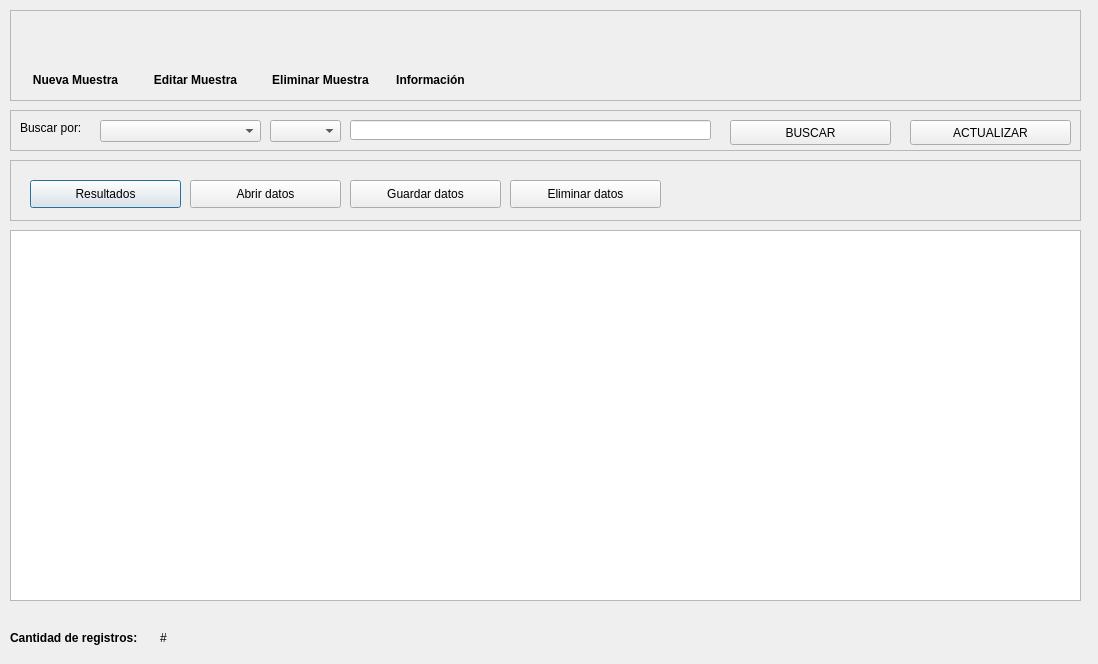
First picture: the form in ui_files/main_window.ui, repository gonzalohdominguez/GENOMOS, before the edit.
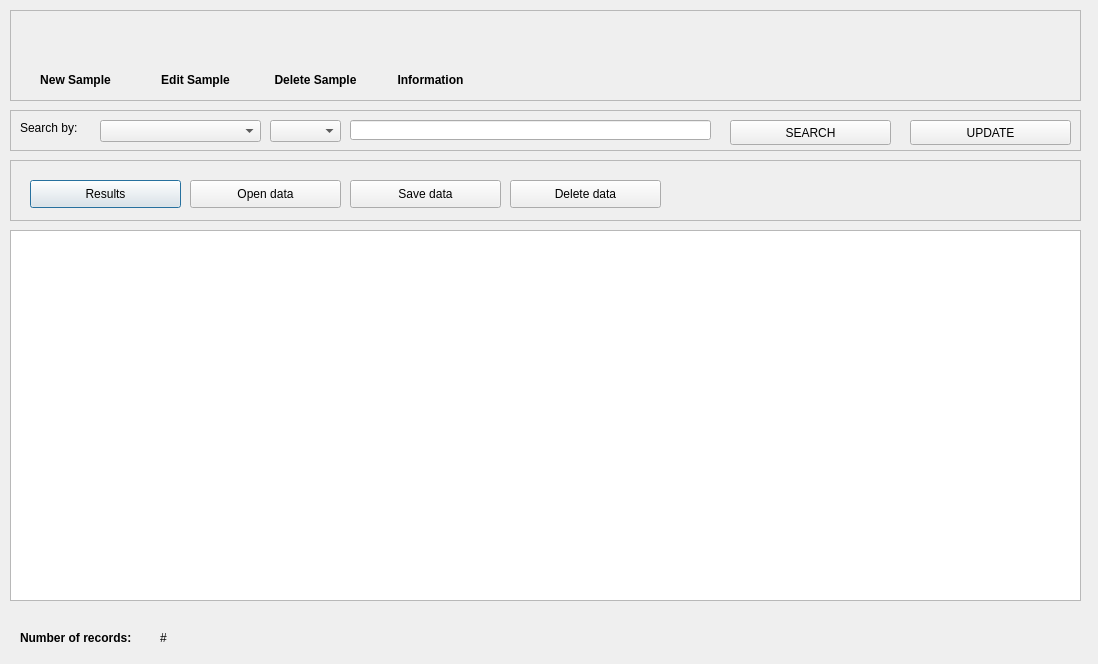
Second picture: the form after the edit. Icons and pictures are not drawn.

What changed in the file:
```diff
--- a/ui_files/main_window.ui
+++ b/ui_files/main_window.ui
@@ -80,7 +80,7 @@
      </rect>
     </property>
     <property name="text">
-     <string>&lt;html&gt;&lt;head/&gt;&lt;body&gt;&lt;p align=&quot;center&quot;&gt;&lt;span style=&quot; font-weight:600;&quot;&gt;Nueva Muestra&lt;/span&gt;&lt;/p&gt;&lt;/body&gt;&lt;/html&gt;</string>
+     <string>&lt;html&gt;&lt;head/&gt;&lt;body&gt;&lt;p align=&quot;center&quot;&gt;&lt;span style=&quot; font-weight:600;&quot;&gt;New Sample&lt;/span&gt;&lt;/p&gt;&lt;/body&gt;&lt;/html&gt;</string>
     </property>
    </widget>
    <widget class="QPushButton" name="open_edit_button">
@@ -135,7 +135,7 @@
      </rect>
     </property>
     <property name="text">
-     <string>&lt;html&gt;&lt;head/&gt;&lt;body&gt;&lt;p align=&quot;center&quot;&gt;&lt;span style=&quot; font-weight:600;&quot;&gt;Editar Muestra&lt;/span&gt;&lt;/p&gt;&lt;/body&gt;&lt;/html&gt;</string>
+     <string>&lt;html&gt;&lt;head/&gt;&lt;body&gt;&lt;p align=&quot;center&quot;&gt;&lt;span style=&quot; font-weight:600;&quot;&gt;Edit Sample&lt;/span&gt;&lt;/p&gt;&lt;/body&gt;&lt;/html&gt;</string>
     </property>
    </widget>
    <widget class="QPushButton" name="delete_genotype_button">
@@ -185,12 +185,12 @@
      <rect>
       <x>250</x>
       <y>60</y>
-      <width>121</width>
+      <width>111</width>
       <height>21</height>
      </rect>
     </property>
     <property name="text">
-     <string>&lt;html&gt;&lt;head/&gt;&lt;body&gt;&lt;p align=&quot;center&quot;&gt;&lt;span style=&quot; font-weight:600;&quot;&gt;Eliminar Muestra&lt;/span&gt;&lt;/p&gt;&lt;/body&gt;&lt;/html&gt;</string>
+     <string>&lt;html&gt;&lt;head/&gt;&lt;body&gt;&lt;p align=&quot;center&quot;&gt;&lt;span style=&quot; font-weight:600;&quot;&gt;Delete Sample&lt;/span&gt;&lt;/p&gt;&lt;/body&gt;&lt;/html&gt;</string>
     </property>
    </widget>
    <widget class="QPushButton" name="info_genotype_button">
@@ -245,7 +245,7 @@
      </rect>
     </property>
     <property name="text">
-     <string>&lt;html&gt;&lt;head/&gt;&lt;body&gt;&lt;p align=&quot;center&quot;&gt;&lt;span style=&quot; font-weight:600;&quot;&gt;Información&lt;/span&gt;&lt;/p&gt;&lt;/body&gt;&lt;/html&gt;</string>
+     <string>&lt;html&gt;&lt;head/&gt;&lt;body&gt;&lt;p align=&quot;center&quot;&gt;&lt;span style=&quot; font-weight:600;&quot;&gt;Information&lt;/span&gt;&lt;/p&gt;&lt;/body&gt;&lt;/html&gt;</string>
     </property>
    </widget>
    <widget class="QPushButton" name="logo_cenexa_button">
@@ -358,7 +358,7 @@
      </rect>
     </property>
     <property name="text">
-     <string>Buscar por:</string>
+     <string>Search by:</string>
     </property>
    </widget>
    <widget class="QComboBox" name="searchByCombobox">
@@ -391,7 +391,7 @@
      </rect>
     </property>
     <property name="text">
-     <string>BUSCAR</string>
+     <string>SEARCH</string>
     </property>
     <property name="icon">
      <iconset>
@@ -408,7 +408,7 @@
      </rect>
     </property>
     <property name="text">
-     <string>ACTUALIZAR</string>
+     <string>UPDATE</string>
     </property>
     <property name="icon">
      <iconset>
@@ -454,14 +454,14 @@
   <widget class="QLabel" name="label_6">
    <property name="geometry">
     <rect>
-     <x>10</x>
+     <x>20</x>
      <y>630</y>
-     <width>161</width>
+     <width>131</width>
      <height>16</height>
     </rect>
    </property>
    <property name="text">
-    <string>&lt;html&gt;&lt;head/&gt;&lt;body&gt;&lt;p&gt;&lt;span style=&quot; font-weight:600;&quot;&gt;Cantidad de registros: &lt;/span&gt;&lt;/p&gt;&lt;/body&gt;&lt;/html&gt;</string>
+    <string>&lt;html&gt;&lt;head/&gt;&lt;body&gt;&lt;p&gt;&lt;span style=&quot; font-weight:600;&quot;&gt;Number of records:&lt;/span&gt;&lt;/p&gt;&lt;/body&gt;&lt;/html&gt;</string>
    </property>
   </widget>
   <widget class="QLabel" name="genotypesQtyLabel">
@@ -518,7 +518,7 @@
 }</string>
     </property>
     <property name="text">
-     <string>Resultados</string>
+     <string>Results</string>
     </property>
     <property name="default">
      <bool>true</bool>
@@ -550,7 +550,7 @@
 }</string>
     </property>
     <property name="text">
-     <string>Abrir datos</string>
+     <string>Open data</string>
     </property>
     <property name="default">
      <bool>false</bool>
@@ -582,7 +582,7 @@
 }</string>
     </property>
     <property name="text">
-     <string>Guardar datos</string>
+     <string>Save data</string>
     </property>
     <property name="default">
      <bool>false</bool>
@@ -614,7 +614,7 @@
 }</string>
     </property>
     <property name="text">
-     <string>Eliminar datos</string>
+     <string>Delete data</string>
     </property>
     <property name="default">
      <bool>false</bool>
```
